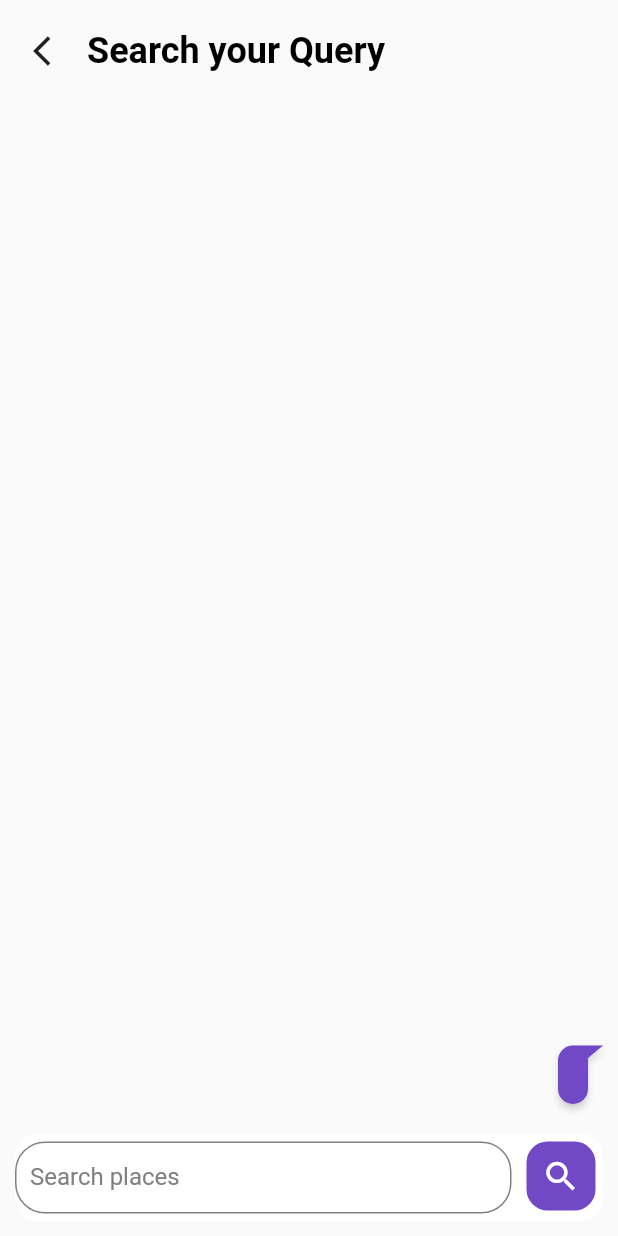
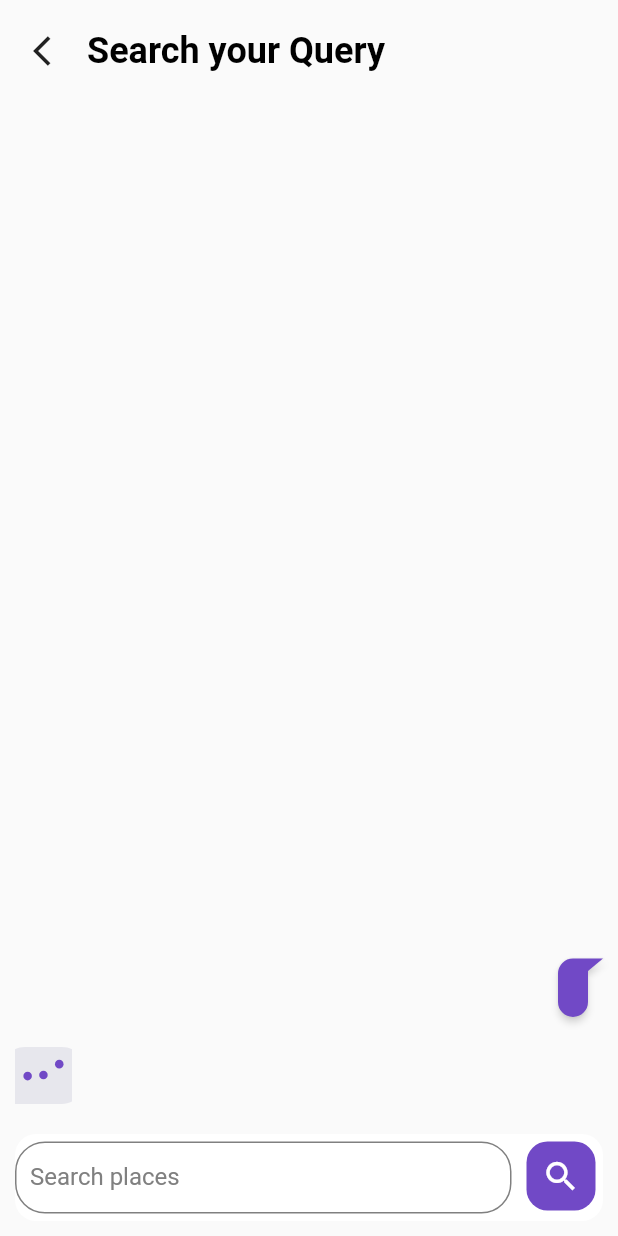
Before and after one commit to dodiyaindrajit/travee-flutter-app, a Flutter app: the ChatBotScreen screen opened directly, after a tap on the "search" icon, on a phone screen of 412 x 824 dp. Run offline on Flutter 3.47's test engine with Material 2 defaults, Android fonts, the phone set to English and light mode, and no system bars; drawn by our look-alikes of flutter_chat_bubble; our stand-ins replace action_slider, get, lottie, persistent_bottom_nav_bar; missing offline and left inert: chat_gpt_sdk, dart_openai.

Commit message:
chat animation added in chat screen

```diff
--- a/lib/screens/chatbot/chat_bot_screen.dart
+++ b/lib/screens/chatbot/chat_bot_screen.dart
@@ -1,12 +1,8 @@
-import 'dart:developer';
-
 import 'package:chat_gpt_sdk/chat_gpt_sdk.dart';
-
-//import 'package:dart_openai/dart_openai.dart';
 import 'package:flutter/material.dart';
 import 'package:flutter_chat_bubble/chat_bubble.dart';
 import 'package:get/get.dart';
-
+import 'package:lottie/lottie.dart';
 import '../../resources/color.dart';
 
 class ChatModel {
@@ -29,6 +25,8 @@ class ChatBotScreen extends StatefulWidget {
 class _ChatBotScreenState extends State<ChatBotScreen> {
   List<ChatModel> chatList = [];
   var textController = TextEditingController();
+
+  bool isChatLoading = false;
 
   @override
   void initState() {
@@ -91,6 +89,16 @@ class _ChatBotScreenState extends State<ChatBotScreen> {
                                     item.text,
                                     style: const TextStyle(color: Colors.white, fontSize: 16),
                                   ),
+                                ),
+                              )
+                            : item.text.isEmpty
+                                ? Container(
+                                    margin: const EdgeInsets.only(top: 20),
+                                    child: Lottie.asset(
+                                      "assets/images/chat_anim.json",
+                                      width: 38,
+                                      height: 38,
+                                      fit: BoxFit.cover,
                                     ),
                                   )
                                 : ChatBubble(
@@ -180,6 +188,8 @@ class _ChatBotScreenState extends State<ChatBotScreen> {
   }
 
   void chatGptModel(String question) async {
+    chatList.add(ChatModel(type: "a", text: ""));
+    setState(() {});
     String answer = "";
     String gptApiKey = "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";
     final openAI = OpenAI.instance
@@ -195,6 +205,7 @@ class _ChatBotScreenState extends State<ChatBotScreen> {
       print("data -> ${element.message?.content}");
     }
 
+    chatList.removeLast();
     chatList.add(ChatModel(type: "a", text: answer));
     setState(() {});
   }
```
Also changed, not shown: assets/images/chat_anim.json (added, +1 -0 lines), 1 other file. Lines whose indentation alone changed are shown as unchanged.
